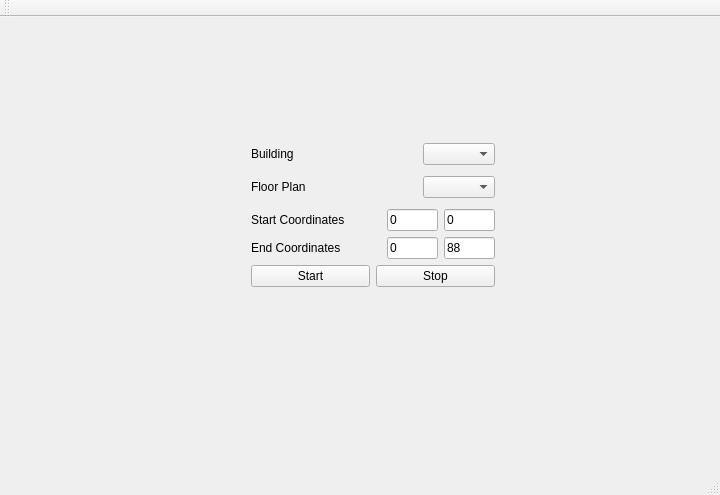
Before: the Qt Designer form mainwindow.ui in petergodfrey/IndoorPos, drawn with Qt 5.
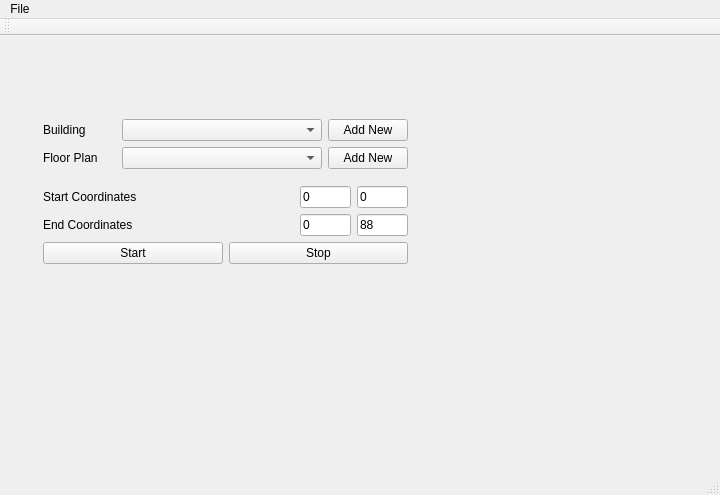
After: the same form once the commit is applied.

Commit message: Allow new buildings and floorplans to be created

What changed in the file:
```diff
--- a/mainwindow.ui
+++ b/mainwindow.ui
@@ -14,18 +14,20 @@
    <string>MainWindow</string>
   </property>
   <widget class="QWidget" name="centralWidget">
-   <widget class="QWidget" name="">
+   <widget class="QWidget" name="layoutWidget">
     <property name="geometry">
      <rect>
-      <x>240</x>
-      <y>110</y>
-      <width>266</width>
-      <height>176</height>
+      <x>32</x>
+      <y>61</y>
+      <width>387</width>
+      <height>190</height>
      </rect>
     </property>
+    <layout class="QVBoxLayout" name="verticalLayout_4">
+     <item>
     <layout class="QVBoxLayout" name="verticalLayout_3">
      <item>
-      <layout class="QHBoxLayout" name="horizontalLayout_4">
+        <layout class="QHBoxLayout" name="horizontalLayout_5">
        <item>
         <widget class="QLabel" name="label_3">
          <property name="text">
@@ -47,12 +49,29 @@
         </spacer>
        </item>
        <item>
-        <widget class="QComboBox" name="buildingComboBox"/>
+          <widget class="QComboBox" name="buildingComboBox">
+           <property name="minimumSize">
+            <size>
+             <width>200</width>
+             <height>0</height>
+            </size>
+           </property>
+           <property name="currentText">
+            <string/>
+           </property>
+          </widget>
+         </item>
+         <item>
+          <widget class="QPushButton" name="addNewBuildingPushButton">
+           <property name="text">
+            <string>Add New</string>
+           </property>
+          </widget>
        </item>
       </layout>
      </item>
      <item>
-      <layout class="QHBoxLayout" name="horizontalLayout_5">
+        <layout class="QHBoxLayout" name="horizontalLayout_4">
        <item>
         <widget class="QLabel" name="label_4">
          <property name="text">
@@ -74,7 +93,23 @@
         </spacer>
        </item>
        <item>
-        <widget class="QComboBox" name="floorPlanComboBox"/>
+          <widget class="QComboBox" name="floorPlanComboBox">
+           <property name="minimumSize">
+            <size>
+             <width>200</width>
+             <height>0</height>
+            </size>
+           </property>
+          </widget>
+         </item>
+         <item>
+          <widget class="QPushButton" name="addNewFloorPlanPushButton">
+           <property name="text">
+            <string>Add New</string>
+           </property>
+          </widget>
+         </item>
+        </layout>
        </item>
       </layout>
      </item>
@@ -231,6 +266,12 @@
      <height>22</height>
     </rect>
    </property>
+   <widget class="QMenu" name="menuFile">
+    <property name="title">
+     <string>File</string>
+    </property>
+   </widget>
+   <addaction name="menuFile"/>
   </widget>
   <widget class="QToolBar" name="mainToolBar">
    <attribute name="toolBarArea">
```
Lines whose indentation alone changed are shown as unchanged. The commit also changes 14 other files.
